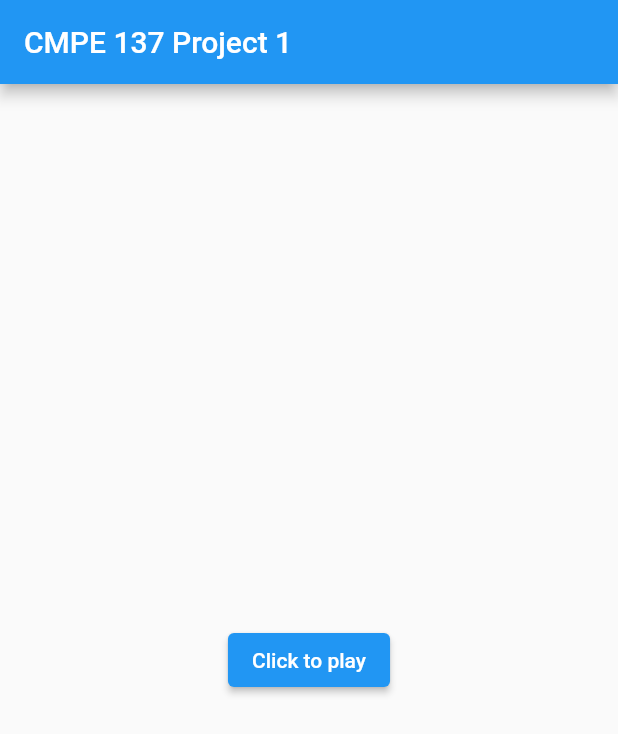
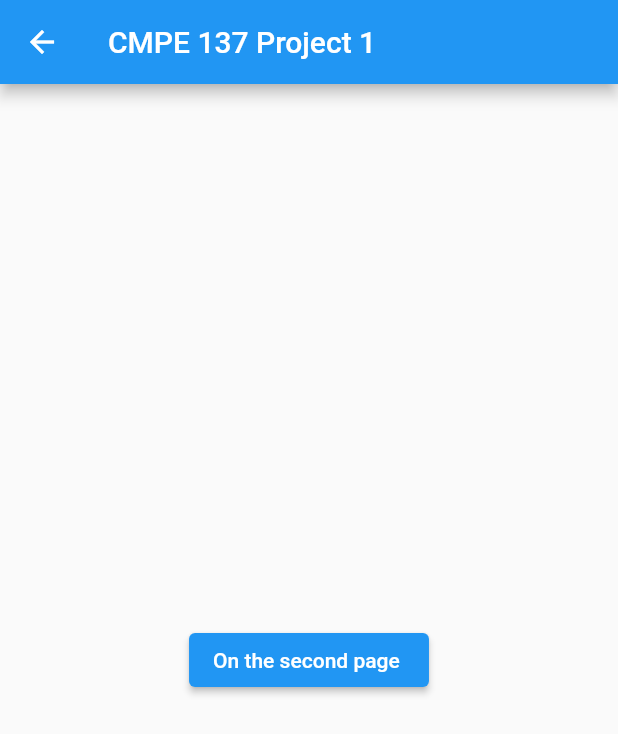
Before and after one commit to hoangmatthew1999/cmpe-137-project, a Flutter app: the screen it shows after launch, after a tap on "Click to play", on a phone screen of 412 x 824 dp. Shown: the top 734 px of the screen. Run offline on Flutter 3.47's test engine with Material 2 defaults, Android fonts, the phone set to English and light mode, and no system bars.

Commit message:
added navigation to the page

```diff
--- a/lib/main.dart
+++ b/lib/main.dart
@@ -15,9 +15,25 @@ class Home extends StatelessWidget{
       ),
       body: Center(
         child: ElevatedButton(
-          onPressed: () {},
+          onPressed: () {Navigator.push( context, MaterialPageRoute(builder: (context) => FirstPage() )   );},
           child: Text("Click to play")),
         ),
       );
   }
 }
+
+class FirstPage extends StatelessWidget{
+  @override
+  Widget build (BuildContext context)
+  {
+    return Scaffold(appBar: AppBar(
+      title: Text("CMPE 137 Project 1"),
+      ),
+      body: Center(
+        child: ElevatedButton(
+          onPressed: () {},
+          child: Text("On the second page ")),
+        ),
+      );
+  }
+}
```
